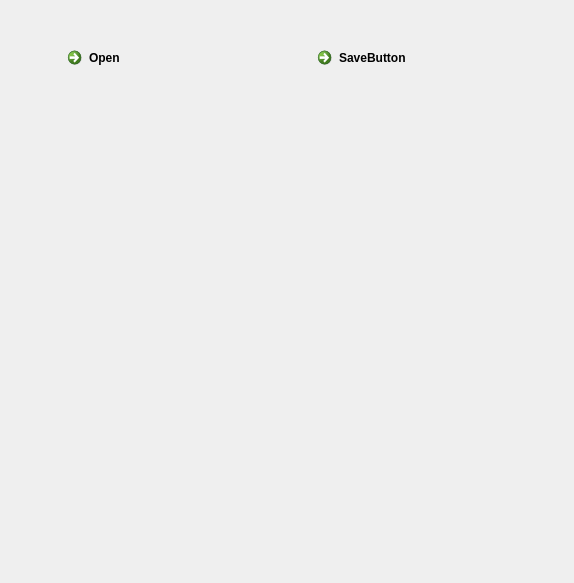
Old version of the form SideBySideRenderWindowsQt.ui in the repository yuliiahrabar/VTK_GUI.
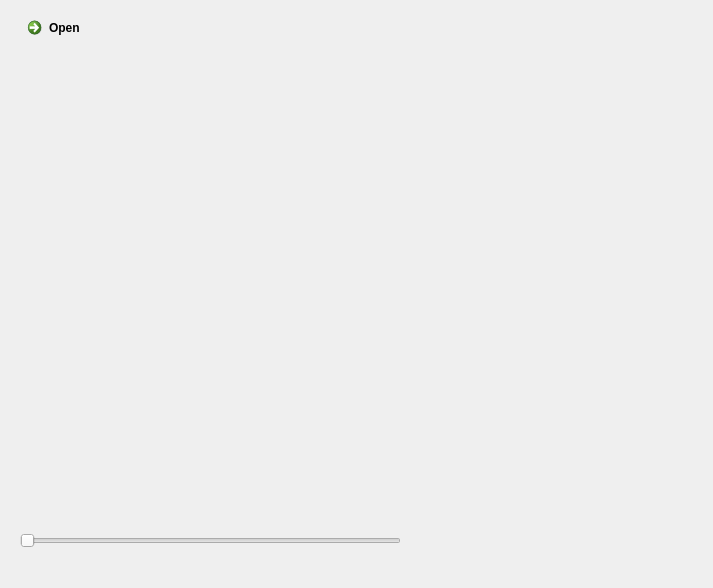
New version of the form. Icons and pictures are not drawn. Custom widgets are drawn as their Qt base class.

Commit message: QVTKWidget problem

```diff
--- a/SideBySideRenderWindowsQt.ui
+++ b/SideBySideRenderWindowsQt.ui
@@ -6,8 +6,8 @@
    <rect>
     <x>0</x>
     <y>0</y>
-    <width>574</width>
-    <height>583</height>
+    <width>713</width>
+    <height>588</height>
    </rect>
   </property>
   <property name="windowTitle">
@@ -27,8 +27,8 @@
    <widget class="QVTKWidget" name="qvtkWidgetLeft" native="true">
     <property name="geometry">
      <rect>
-      <x>60</x>
-      <y>100</y>
+      <x>30</x>
+      <y>50</y>
       <width>441</width>
       <height>421</height>
      </rect>
@@ -37,8 +37,8 @@
    <widget class="QCommandLinkButton" name="OpenButton">
     <property name="geometry">
      <rect>
-      <x>60</x>
-      <y>40</y>
+      <x>20</x>
+      <y>10</y>
       <width>185</width>
       <height>41</height>
      </rect>
@@ -47,17 +47,17 @@
      <string>Open</string>
     </property>
    </widget>
-   <widget class="QCommandLinkButton" name="SaveButton">
+   <widget class="QSlider" name="horizontalSlider">
     <property name="geometry">
      <rect>
-      <x>310</x>
-      <y>40</y>
-      <width>185</width>
-      <height>41</height>
+      <x>20</x>
+      <y>530</y>
+      <width>381</width>
+      <height>22</height>
      </rect>
     </property>
-    <property name="text">
-     <string>SaveButton</string>
+    <property name="orientation">
+     <enum>Qt::Horizontal</enum>
     </property>
    </widget>
   </widget>
```
The commit also changes 2 other files.
